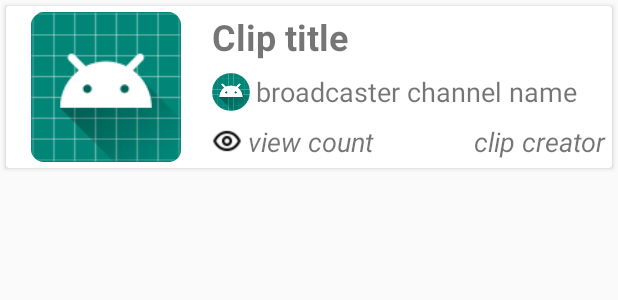
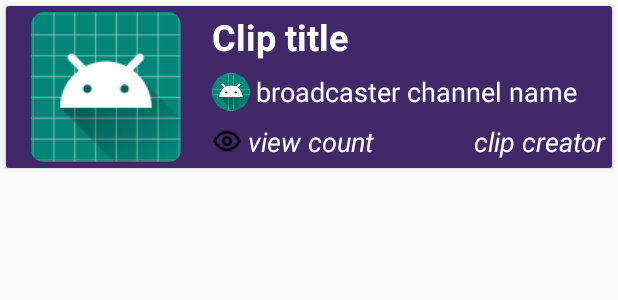
Before and after one commit to turkergoksu/StreamerClips, an Android app: the layout item_clip.xml on its own in the app's theme, with its tools: preview values and no code run, on a phone screen of 412 x 824 dp. Shown: the top 300 px of the screen. Run offline under Robolectric (Android 15) with nearby library versions, the phone set to English and light mode, and no system bars; network calls fail.

Commit message:
Color change and action bar removed

```diff
--- a/app/src/main/res/layout/fragment_top_clips.xml
+++ b/app/src/main/res/layout/fragment_top_clips.xml
@@ -3,6 +3,7 @@
     android:layout_width="match_parent" android:layout_height="match_parent">
 
     <androidx.recyclerview.widget.RecyclerView
+        android:background="@color/colorBackground"
         android:id="@+id/rv_clips"
         android:layout_width="match_parent"
         android:layout_height="match_parent">
--- a/app/src/main/res/layout/item_clip.xml
+++ b/app/src/main/res/layout/item_clip.xml
@@ -8,6 +8,7 @@
     android:layout_height="wrap_content">
 
     <RelativeLayout
+        android:background="@color/colorMenu"
         android:layout_width="match_parent"
         android:layout_height="wrap_content">
 
@@ -22,6 +23,7 @@
             android:ellipsize="end"
             android:maxLines="1"
             android:textStyle="bold"
+            android:textColor="@color/textColorForItem"
             android:textSize="24sp"
             android:layout_margin="4dp"
             android:id="@+id/tv_clip_title"
@@ -50,6 +52,7 @@
                 android:ellipsize="end"
                 android:layout_marginStart="4dp"
                 android:textSize="18sp"
+                android:textColor="@color/textColorForItem"
                 android:id="@+id/tv_broadcaster_channel_name"
                 android:layout_gravity="center_vertical"
                 android:layout_width="wrap_content"
@@ -83,6 +86,7 @@
                 android:layout_height="wrap_content"
                 android:layout_marginStart="4dp"
                 android:ellipsize="end"
+                android:textColor="@color/textColorForItem"
                 android:text="clip creator"
                 android:textSize="18sp"
                 android:textStyle="italic" />
@@ -114,6 +118,7 @@
                 android:layout_height="wrap_content"
                 android:layout_marginStart="4dp"
                 android:ellipsize="end"
+                android:textColor="@color/textColorForItem"
                 android:text="view count"
                 android:textSize="18sp"
                 android:textStyle="italic" />
--- a/app/src/main/res/values/colors.xml
+++ b/app/src/main/res/values/colors.xml
@@ -2,5 +2,8 @@
 <resources>
     <color name="colorPrimary">#008577</color>
     <color name="colorPrimaryDark">#00574B</color>
-    <color name="colorAccent">#D81B60</color>
+    <color name="colorAccent">#6441A5</color>
+    <color name="colorBackground">#1E1928</color><!--6441A5-->
+    <color name="colorMenu">#412969</color>
+    <color name="textColorForItem">#FFFFFF</color>
 </resources>
--- a/app/src/main/res/values/styles.xml
+++ b/app/src/main/res/values/styles.xml
@@ -1,7 +1,7 @@
 <resources>
 
     <!-- Base application theme. -->
-    <style name="AppTheme" parent="Theme.AppCompat.Light.DarkActionBar">
+    <style name="AppTheme" parent="Theme.AppCompat.Light.NoActionBar">
         <!-- Customize your theme here. -->
         <item name="colorPrimary">@color/colorPrimary</item>
         <item name="colorPrimaryDark">@color/colorPrimaryDark</item>
```
